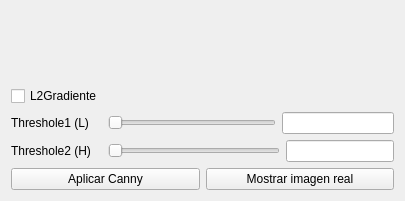
Qt form src/GUIFramework/IPSModule/IPSs/GUIWaveHeightIPS/ImgProcConfigWindows/GUICannyBorderDetector/guicannyborderdetector.ui (aguperezpala/hvdrt) before a commit.
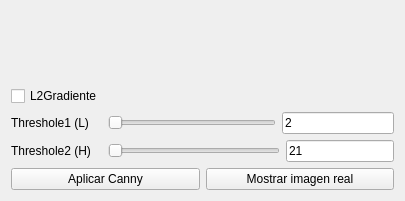
The same form after that commit.

The edit to the form file:
```diff
--- a/src/GUIFramework/IPSModule/IPSs/GUIWaveHeightIPS/ImgProcConfigWindows/GUICannyBorderDetector/guicannyborderdetector.ui
+++ b/src/GUIFramework/IPSModule/IPSs/GUIWaveHeightIPS/ImgProcConfigWindows/GUICannyBorderDetector/guicannyborderdetector.ui
@@ -94,6 +94,9 @@
            <property name="acceptDrops">
             <bool>false</bool>
            </property>
+           <property name="text">
+            <string>2</string>
+           </property>
            <property name="readOnly">
             <bool>true</bool>
            </property>
@@ -149,6 +152,9 @@
              <height>0</height>
             </size>
            </property>
+           <property name="text">
+            <string>21</string>
+           </property>
            <property name="readOnly">
             <bool>true</bool>
            </property>
```
Left out of the diff: 16 changed lines with no effect on the pictures.
